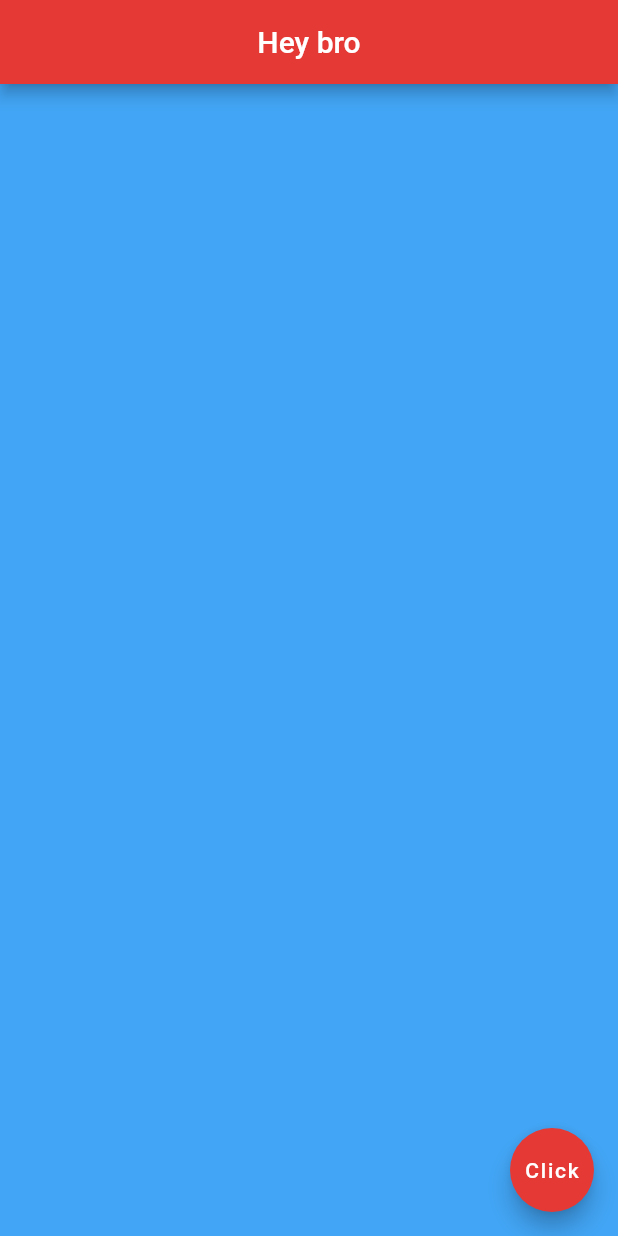
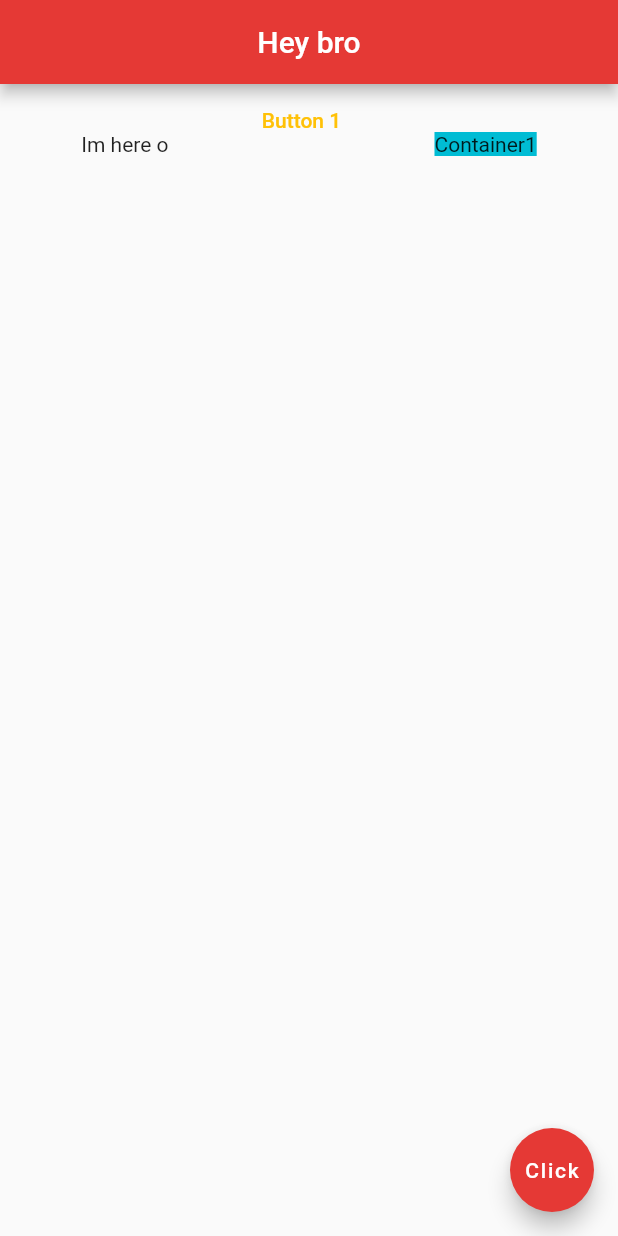
Before and after one commit to davdwhyte87/sampleproject, a Flutter app: the screen it shows after launch, on a phone screen of 412 x 824 dp. Run offline on Flutter 3.47's test engine with Material 2 defaults, Android fonts, the phone set to English and light mode, and no system bars.

Commit message:
Update main.dart

```diff
--- a/lib/main.dart
+++ b/lib/main.dart
@@ -40,8 +40,23 @@ class HomePage extends StatelessWidget {
         centerTitle: true,
         backgroundColor: Colors.red[600],
       ),
-      body: Container(
-        color: Colors.blue[400],
+      body: Row(
+        mainAxisAlignment: MainAxisAlignment.spaceEvenly,
+        crossAxisAlignment: CrossAxisAlignment.end,
+        children: [
+          Text("Im here o"),
+          TextButton(
+              onPressed: (){},
+              style: ButtonStyle(
+                foregroundColor: MaterialStateProperty.all<Color>(Colors.amber)
+              ),
+              child: Text("Button 1")
+          ),
+          Container(
+            color: Colors.cyan,
+            child: Text("Container1"),
+          )
+        ],
       ),
       floatingActionButton: FloatingActionButton(
         onPressed: () {},
```
